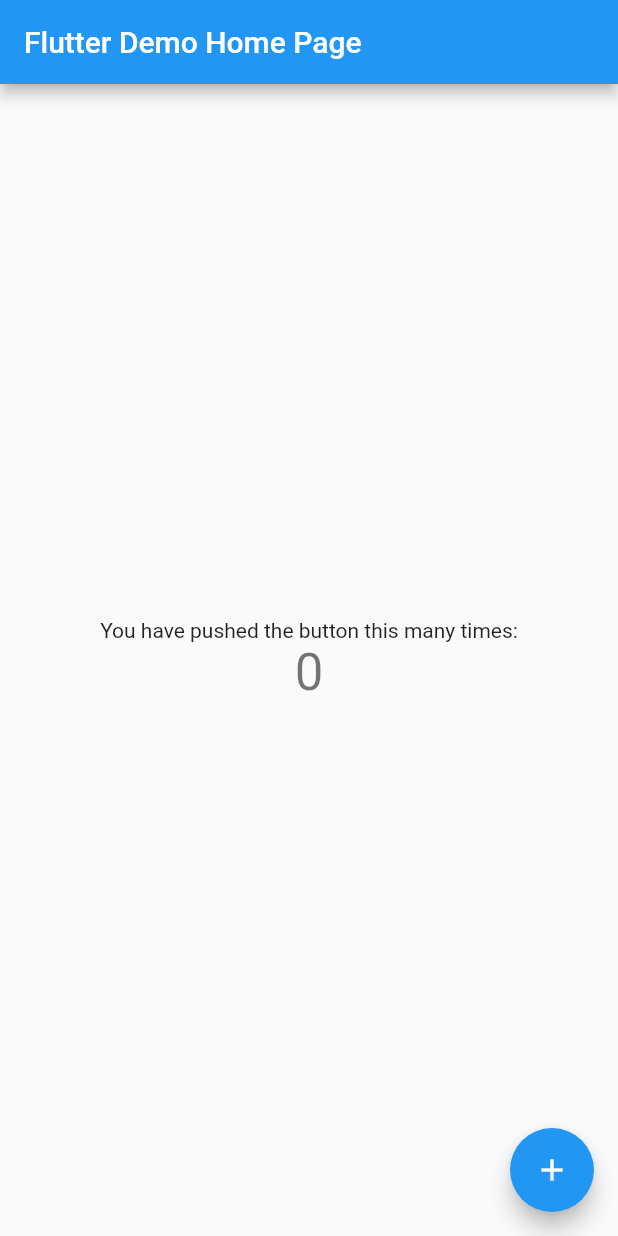
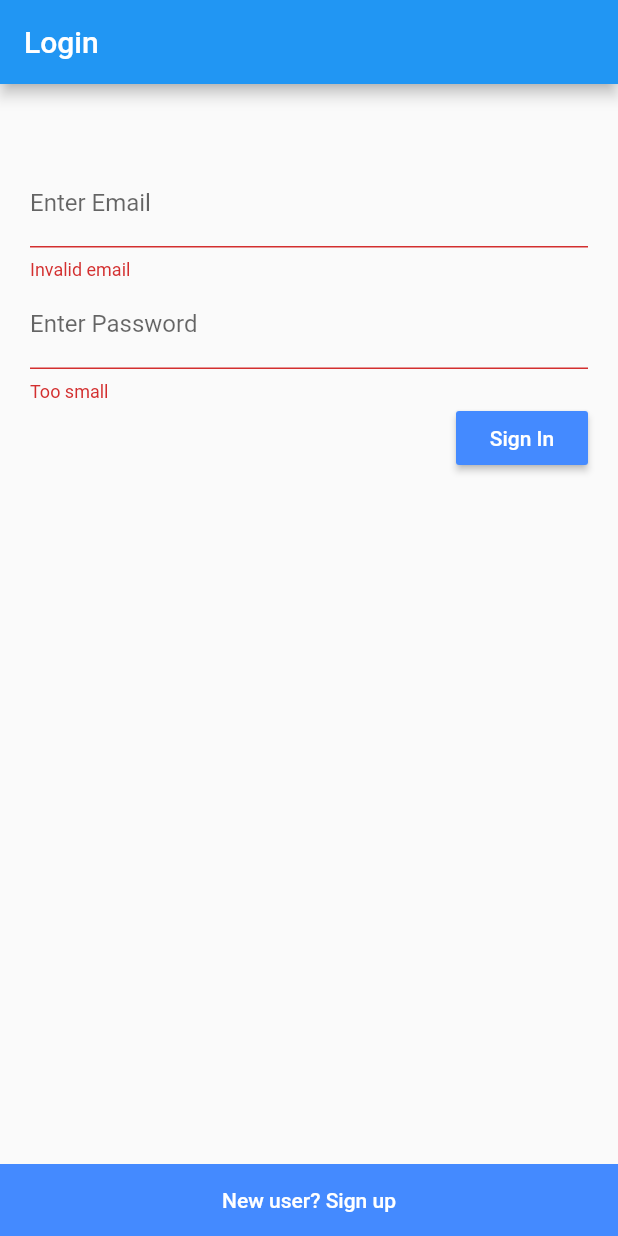
Before and after one commit to bluex4556/naaniz_zomato, a Flutter app: the screen it shows after launch, on a phone screen of 412 x 824 dp. Run offline on Flutter 3.47's test engine with Material 2 defaults, Android fonts, the phone set to English and light mode, and no system bars; our stand-ins replace cloud_firestore, firebase_auth; accounts and stored records are empty.

Commit message:
Login, Sign up and entering of user details done

```diff
--- /dev/null
+++ b/lib/AuthService.dart
@@ -0,0 +1,38 @@
+import 'package:firebase_auth/firebase_auth.dart';
+import 'package:flutter/material.dart';
+
+import 'screens/login_screen.dart';
+import 'screens/home_screen.dart';
+
+class AuthService {
+  static String userId;
+
+  static handleAuth() {
+    return StreamBuilder(
+      stream: FirebaseAuth.instance.onAuthStateChanged,
+      builder: (_, snapshot) {
+        if (snapshot.hasData) {
+          FirebaseUser loggedInUser = snapshot.data as FirebaseUser;
+          userId = loggedInUser.uid;
+          return HomeScreen();
+        } else
+          return LoginScreen();
+      },
+    );
+  }
+
+  static signIn(String email, String password){
+    return FirebaseAuth.instance.signInWithEmailAndPassword(
+      email: email,
+      password: password,
+    );
+  }
+
+  static signOut() {
+    FirebaseAuth.instance.signOut();
+  }
+
+  static signUp(String email,String password){
+    return FirebaseAuth.instance.createUserWithEmailAndPassword(email: email, password: password);
+  }
+}
--- a/lib/main.dart
+++ b/lib/main.dart
@@ -1,4 +1,7 @@
 import 'package:flutter/material.dart';
+import 'package:zomato/screens/home_screen.dart';
+
+import 'AuthService.dart';
 
 void main() {
   runApp(MyApp());
@@ -12,54 +15,13 @@ class MyApp extends StatelessWidget {
       title: 'Flutter Demo',
       theme: ThemeData(
         primarySwatch: Colors.blue,
+        accentColor: Colors.blueAccent,
         visualDensity: VisualDensity.adaptivePlatformDensity,
       ),
-      home: MyHomePage(title: 'Flutter Demo Home Page'),
+      home: AuthService.handleAuth(),
+      routes: {
+        "/home" : (_)=>HomeScreen(),
+      },
     );
   }
 }
-
-class MyHomePage extends StatefulWidget {
-  MyHomePage({Key key, this.title}) : super(key: key);
-  final String title;
-  @override
-  _MyHomePageState createState() => _MyHomePageState();
-}
-
-class _MyHomePageState extends State<MyHomePage> {
-  int _counter = 0;
-
-  void _incrementCounter() {
-    setState(() {
-      _counter++;
-    });
-  }
-
-  @override
-  Widget build(BuildContext context) {
-    return Scaffold(
-      appBar: AppBar(
-        title: Text(widget.title),
-      ),
-      body: Center(
-        child: Column(
-          mainAxisAlignment: MainAxisAlignment.center,
-          children: <Widget>[
-            Text(
-              'You have pushed the button this many times:',
-            ),
-            Text(
-              '$_counter',
-              style: Theme.of(context).textTheme.headline4,
-            ),
-          ],
-        ),
-      ),
-      floatingActionButton: FloatingActionButton(
-        onPressed: _incrementCounter,
-        tooltip: 'Increment',
-        child: Icon(Icons.add),
-      ), // This trailing comma makes auto-formatting nicer for build methods.
-    );
-  }
-}
--- /dev/null
+++ b/lib/screens/login_screen.dart
@@ -0,0 +1,103 @@
+import 'package:firebase_auth/firebase_auth.dart';
+import 'package:flutter/material.dart';
+import 'package:flutter/services.dart';
+import 'package:zomato/AuthService.dart';
+
+class LoginScreen extends StatefulWidget {
+  @override
+  _LoginScreenState createState() => _LoginScreenState();
+}
+
+class _LoginScreenState extends State<LoginScreen> {
+  final FirebaseAuth _auth = FirebaseAuth.instance;
+  final GlobalKey<FormState> _formKey = GlobalKey<FormState>();
+  final GlobalKey<ScaffoldState> _scaffoldKey = GlobalKey<ScaffoldState>();
+  final TextEditingController _emailController = TextEditingController();
+  final TextEditingController _passwordController = TextEditingController();
+
+  @override
+  Widget build(BuildContext context) {
+    return Scaffold(
+      key: _scaffoldKey,
+      appBar: AppBar(
+        title: Text("Login"),
+      ),
+      body: Container(
+        padding: const EdgeInsets.symmetric(horizontal: 20, vertical: 50),
+        child: Form(
+          autovalidate: true,
+          key: _formKey,
+          child: Column(
+            crossAxisAlignment: CrossAxisAlignment.end,
+            children: <Widget>[
+              TextFormField(
+                keyboardType: TextInputType.emailAddress,
+                controller: _emailController,
+                decoration: const InputDecoration(
+                  labelText: "Enter Email",
+                ),
+                textInputAction: TextInputAction.next,
+                onFieldSubmitted: (_) => FocusScope.of(context).nextFocus(),
+                validator: (value) {
+                  bool emailValid = RegExp(
+                          r"^[a-zA-Z0-9.a-zA-Z0-9.!#$%&'*+-/=?^_`{|}~]+@[a-zA-Z0-9]+\.[a-zA-Z]+")
+                      .hasMatch(value);
+                  if (emailValid)
+                    return null;
+                  else
+                    return "Invalid email";
+                },
+              ),
+              TextFormField(
+                  obscureText: true,
+                  controller: _passwordController,
+                  decoration: const InputDecoration(
+                    labelText: "Enter Password",
+                  ),
+                  onFieldSubmitted: (_) => _signIn(),
+                  validator: (value) =>
+                      (value.length < 6) ? "Too small" : null),
+              MaterialButton(
+                child: Text("Sign In"),
+                onPressed: () => _signIn(),
+                color: Theme.of(context).accentColor,
+                textColor: Colors.white,
+              ),
+            ],
+          ),
+        ),
+      ),
+      bottomNavigationBar: Container(
+        color: Theme.of(context).accentColor,
+        child: MaterialButton(
+          child: Text("New user? Sign up"),
+          textColor: Colors.white,
+          onPressed: ()=> _signUp(),
+        ),
+      ),
+    );
+  }
+
+  _signIn() async {
+    print("Logging in");
+    if (_formKey.currentState.validate()) {
+      AuthService.signIn(_emailController.text, _passwordController.text)
+          .catchError((error) {
+        _scaffoldKey.currentState.showSnackBar(SnackBar(
+          content: Text(error.code),
+        ));
+      });
+    }
+  }
+
+  _signUp() async {
+    if (_formKey.currentState.validate()) {
+      AuthService.signUp(_emailController.text, _passwordController.text)
+          .catchError((error) {
+        _scaffoldKey.currentState.showSnackBar(SnackBar(
+          content: Text(error.code),
+        ));
+      });
+    }
+  }
+}
--- a/pubspec.yaml
+++ b/pubspec.yaml
@@ -24,6 +24,7 @@ dependencies:
   flutter:
     sdk: flutter
   cloud_firestore: ^0.13.5
+  google_sign_in: ^4.4.4
   firebase_auth: ^0.16.0
 
 
```
Also changed, not shown: lib/screens/home_screen.dart (added, +47 -0 lines), lib/screens/user_detail_input_screen.dart (added, +86 -0 lines), lib/widget/restaurant_list.dart (added, +10 -0 lines), lib/widget/restaurant_meals.dart (added, +10 -0 lines), pubspec.lock, 1 other file.
